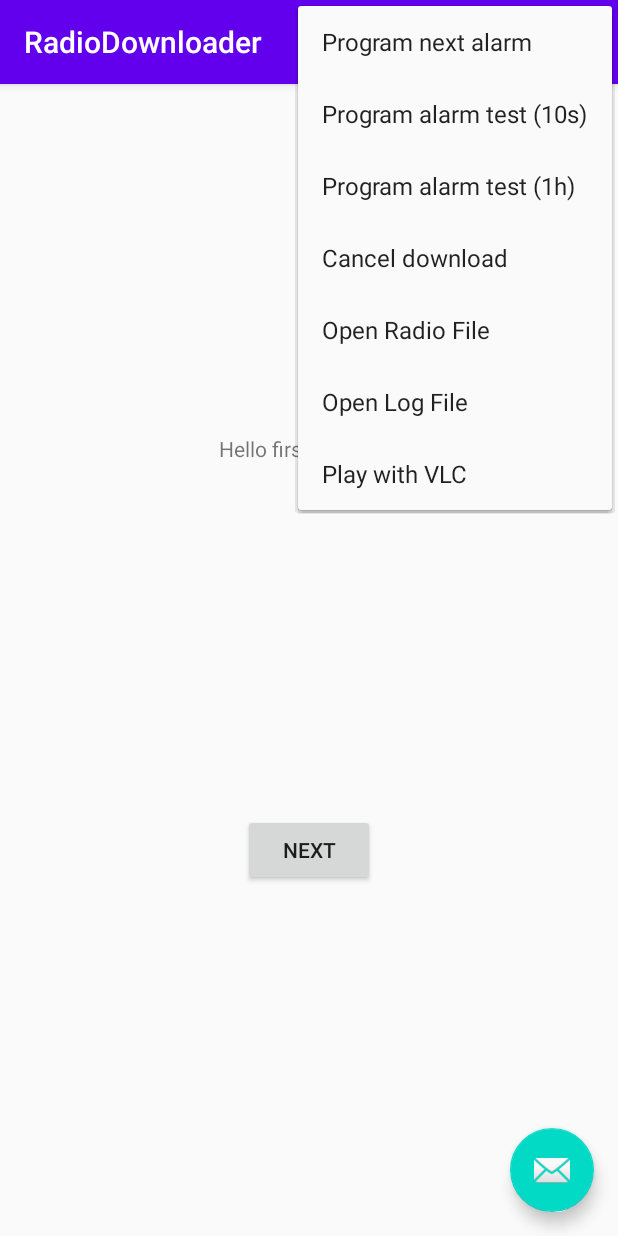
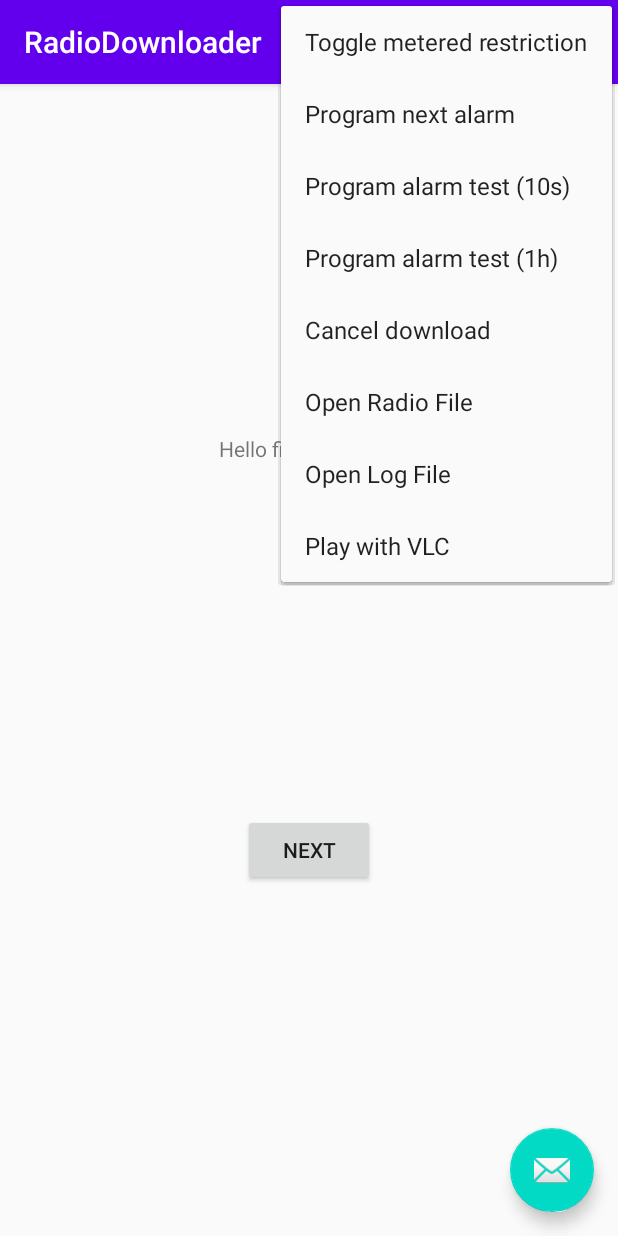
Before and after one commit to ollbap/RadioDownloader, an Android app: the screen it shows after launch (MainActivity), with the options menu open, on a phone screen of 412 x 824 dp. Run offline under Robolectric (Android 15) with nearby library versions, the phone set to English and light mode, and no system bars.

Commit message:
Added option to temporaly allow metered networks usage

```diff
--- a/app/src/main/java/es/ollbap/radiodownloader/Util.java
+++ b/app/src/main/java/es/ollbap/radiodownloader/Util.java
@@ -170,7 +170,11 @@
         DownloadTask instance = DownloadTask.getLastInstance();
         if (instance != null) {
             updateText = "Download status "+instance.getStatus()+" "+instance.getDownloadedSizeTag();
+            if (instance.isAllowMetered()) {
+                updateText += " (metered allowed)";
+            }
         }
+
         return updateText;
     }
 
--- a/app/src/main/res/menu/menu_main.xml
+++ b/app/src/main/res/menu/menu_main.xml
@@ -5,6 +5,9 @@
     <item android:id="@+id/start_download"
         app:showAsAction="ifRoom|withText"
         android:title="Start download" />
+    <item android:id="@+id/toggle_metered"
+        app:showAsAction="ifRoom|withText"
+        android:title="Toggle metered restriction" />
     <item android:id="@+id/program_alarms"
         app:showAsAction="ifRoom|withText"
         android:title="Program next alarm" />
```
Also changed, not shown: app/src/main/java/es/ollbap/radiodownloader/DownloadTask.java (+11 -2 lines), app/src/main/java/es/ollbap/radiodownloader/MainActivity.java (+8 -0 lines).
